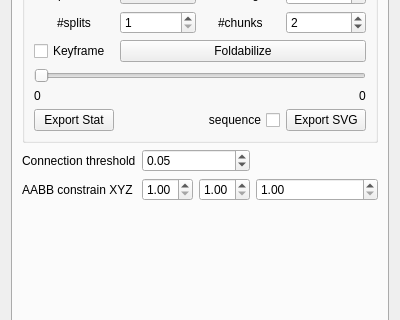
Old version of the form FoldPlugin/FdWidget.ui in the repository letienhung/fold-hcc; both pictures show x 0 to 400 and y 285 to 605 of the 400 by 984 pixel window.
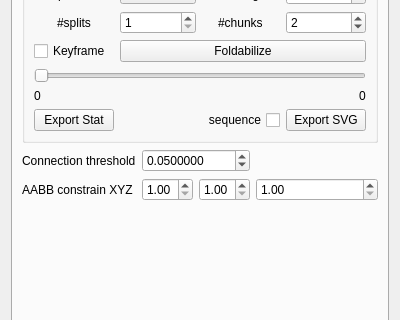
New version of the form.

Commit message: Increased limit for cliquer.

Diff of the .ui file:
```diff
--- a/FoldPlugin/FdWidget.ui
+++ b/FoldPlugin/FdWidget.ui
@@ -462,8 +462,11 @@
        </item>
        <item row="3" column="1" colspan="3">
         <widget class="QDoubleSpinBox" name="connThrRation">
+         <property name="decimals">
+          <number>7</number>
+         </property>
          <property name="minimum">
-          <double>0.010000000000000</double>
+          <double>0.000001000000000</double>
          </property>
          <property name="maximum">
           <double>0.200000000000000</double>
```
The commit also changes 1 other file.
